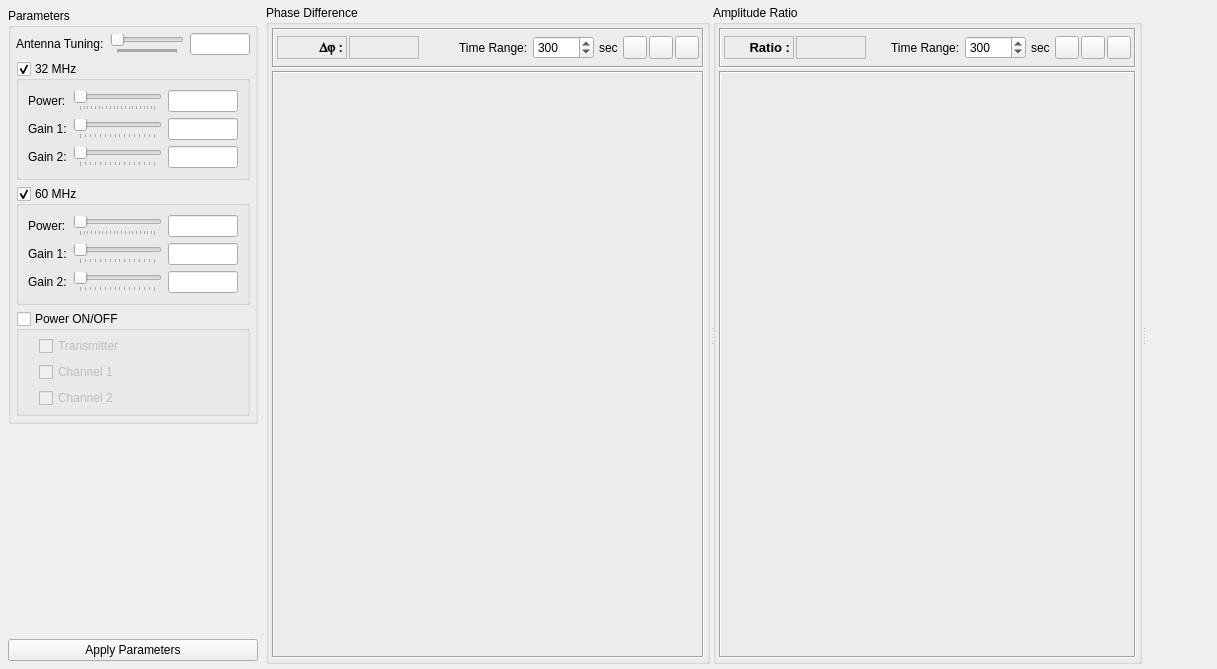
The window that LoggingTool_Manager/Widgets/sdsp_widget.ui (Osechkin/LoggingTool_Manager3) describes before a commit, drawn with Qt 5.
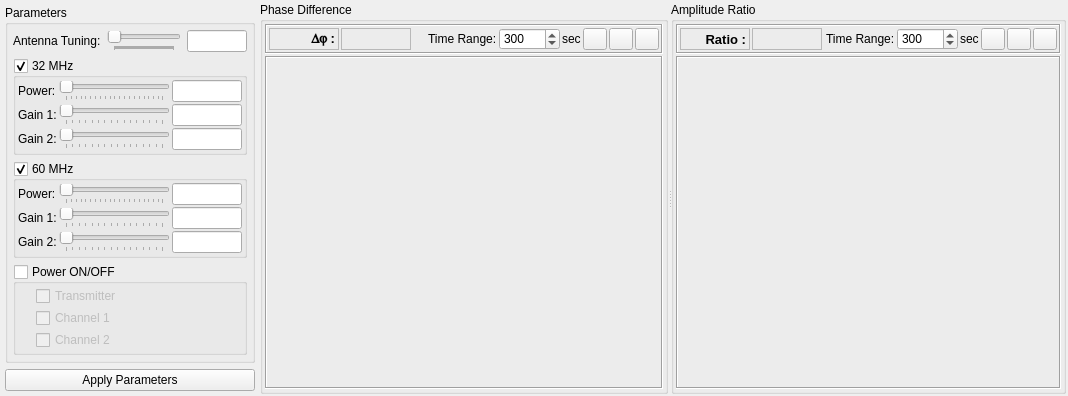
The same window after the commit. Custom widgets are drawn as their Qt base class.

The edit to the form file:
```diff
--- a/LoggingTool_Manager/Widgets/sdsp_widget.ui
+++ b/LoggingTool_Manager/Widgets/sdsp_widget.ui
@@ -6,8 +6,8 @@
    <rect>
     <x>0</x>
     <y>0</y>
-    <width>1217</width>
-    <height>669</height>
+    <width>1068</width>
+    <height>387</height>
    </rect>
   </property>
   <property name="windowTitle">
@@ -15,19 +15,19 @@
   </property>
   <layout class="QGridLayout" name="gridLayout_9">
    <property name="leftMargin">
-    <number>5</number>
+    <number>2</number>
    </property>
    <property name="topMargin">
-    <number>5</number>
+    <number>2</number>
    </property>
    <property name="rightMargin">
-    <number>5</number>
+    <number>2</number>
    </property>
    <property name="bottomMargin">
-    <number>5</number>
+    <number>2</number>
    </property>
-   <property name="horizontalSpacing">
-    <number>5</number>
+   <property name="spacing">
+    <number>2</number>
    </property>
    <item row="0" column="0">
     <widget class="QFrame" name="frameParams">
@@ -110,13 +110,16 @@
              <number>20</number>
             </property>
             <property name="topMargin">
-             <number>5</number>
+             <number>2</number>
             </property>
             <property name="rightMargin">
-             <number>5</number>
+             <number>2</number>
             </property>
             <property name="bottomMargin">
-             <number>5</number>
+             <number>2</number>
+            </property>
+            <property name="spacing">
+             <number>2</number>
             </property>
             <item row="0" column="0">
              <widget class="QCheckBox" name="chboxTransmitter">
@@ -157,6 +160,21 @@
             <bool>true</bool>
            </property>
            <layout class="QGridLayout" name="gridLayout_2">
+            <property name="leftMargin">
+             <number>2</number>
+            </property>
+            <property name="topMargin">
+             <number>2</number>
+            </property>
+            <property name="rightMargin">
+             <number>2</number>
+            </property>
+            <property name="bottomMargin">
+             <number>2</number>
+            </property>
+            <property name="spacing">
+             <number>2</number>
+            </property>
             <item row="0" column="0">
              <widget class="QLabel" name="lblPower60">
               <property name="text">
@@ -313,8 +331,20 @@
             <bool>true</bool>
            </property>
            <layout class="QGridLayout" name="gridLayout">
-            <property name="verticalSpacing">
-             <number>6</number>
+            <property name="leftMargin">
+             <number>2</number>
+            </property>
+            <property name="topMargin">
+             <number>2</number>
+            </property>
+            <property name="rightMargin">
+             <number>2</number>
+            </property>
+            <property name="bottomMargin">
+             <number>2</number>
+            </property>
+            <property name="spacing">
+             <number>2</number>
             </property>
             <item row="0" column="0">
              <widget class="QLabel" name="lblPower32">
@@ -530,14 +560,14 @@
         <item>
          <widget class="QPushButton" name="pbtApply">
           <property name="sizePolicy">
-           <sizepolicy hsizetype="Preferred" vsizetype="Fixed">
+           <sizepolicy hsizetype="Expanding" vsizetype="Fixed">
             <horstretch>0</horstretch>
             <verstretch>0</verstretch>
            </sizepolicy>
           </property>
           <property name="minimumSize">
            <size>
-            <width>120</width>
+            <width>0</width>
             <height>0</height>
            </size>
           </property>
@@ -579,7 +609,7 @@
       </property>
       <property name="minimumSize">
        <size>
-        <width>400</width>
+        <width>0</width>
         <height>0</height>
        </size>
       </property>
@@ -593,19 +623,19 @@
       </property>
       <layout class="QGridLayout" name="gridLayout_7">
        <property name="leftMargin">
-        <number>3</number>
+        <number>2</number>
        </property>
        <property name="topMargin">
-        <number>3</number>
+        <number>2</number>
        </property>
        <property name="rightMargin">
-        <number>3</number>
+        <number>2</number>
        </property>
        <property name="bottomMargin">
-        <number>3</number>
+        <number>2</number>
        </property>
-       <property name="verticalSpacing">
-        <number>3</number>
+       <property name="spacing">
+        <number>2</number>
        </property>
        <item row="1" column="0">
         <widget class="QFrame" name="framePlotPhase">
@@ -651,13 +681,13 @@
          <property name="minimumSize">
           <size>
            <width>0</width>
-           <height>40</height>
+           <height>30</height>
           </size>
          </property>
          <property name="maximumSize">
           <size>
            <width>16777215</width>
-           <height>40</height>
+           <height>30</height>
           </size>
          </property>
          <property name="frameShape">
@@ -668,19 +698,19 @@
          </property>
          <layout class="QGridLayout" name="gridLayout_10">
           <property name="leftMargin">
-           <number>3</number>
+           <number>2</number>
           </property>
           <property name="topMargin">
-           <number>3</number>
+           <number>2</number>
           </property>
           <property name="rightMargin">
-           <number>3</number>
+           <number>2</number>
           </property>
           <property name="bottomMargin">
-           <number>3</number>
+           <number>2</number>
           </property>
-          <property name="horizontalSpacing">
-           <number>5</number>
+          <property name="spacing">
+           <number>2</number>
           </property>
           <item row="0" column="0">
            <layout class="QHBoxLayout" name="horizontalLayout_4">
@@ -767,7 +797,7 @@
           <item row="0" column="2">
            <layout class="QHBoxLayout" name="horizontalLayout_7">
             <property name="spacing">
-             <number>5</number>
+             <number>2</number>
             </property>
             <item>
              <widget class="QLabel" name="lblPhaseTRange">
@@ -861,7 +891,7 @@
       </property>
       <property name="minimumSize">
        <size>
-        <width>400</width>
+        <width>0</width>
         <height>0</height>
        </size>
       </property>
@@ -875,32 +905,32 @@
       </property>
       <layout class="QGridLayout" name="gridLayout_6">
        <property name="leftMargin">
-        <number>3</number>
+        <number>2</number>
        </property>
        <property name="topMargin">
-        <number>3</number>
+        <number>2</number>
        </property>
        <property name="rightMargin">
-        <number>3</number>
+        <number>2</number>
        </property>
        <property name="bottomMargin">
-        <number>3</number>
+        <number>2</number>
        </property>
-       <property name="verticalSpacing">
-        <number>3</number>
+       <property name="spacing">
+        <number>2</number>
        </property>
        <item row="0" column="0">
         <widget class="QFrame" name="frameToolsAmplitude">
          <property name="minimumSize">
           <size>
            <width>0</width>
-           <height>40</height>
+           <height>30</height>
           </size>
          </property>
          <property name="maximumSize">
           <size>
            <width>16777215</width>
-           <height>40</height>
+           <height>30</height>
           </size>
          </property>
          <property name="frameShape">
@@ -911,19 +941,19 @@
          </property>
          <layout class="QGridLayout" name="gridLayout_11">
           <property name="leftMargin">
-           <number>3</number>
+           <number>2</number>
           </property>
           <property name="topMargin">
-           <number>3</number>
+           <number>2</number>
           </property>
           <property name="rightMargin">
-           <number>3</number>
+           <number>2</number>
           </property>
           <property name="bottomMargin">
-           <number>3</number>
+           <number>2</number>
           </property>
-          <property name="horizontalSpacing">
-           <number>5</number>
+          <property name="spacing">
+           <number>2</number>
           </property>
           <item row="0" column="0">
            <layout class="QHBoxLayout" name="horizontalLayout_5">
@@ -1010,7 +1040,7 @@
           <item row="0" column="2">
            <layout class="QHBoxLayout" name="horizontalLayout_8">
             <property name="spacing">
-             <number>5</number>
+             <number>2</number>
             </property>
             <item>
              <widget class="QLabel" name="lblAmplTRange">
@@ -1129,14 +1159,6 @@
        </item>
       </layout>
      </widget>
-     <widget class="QFrame" name="frame">
-      <property name="frameShape">
-       <enum>QFrame::NoFrame</enum>
-      </property>
-      <property name="frameShadow">
-       <enum>QFrame::Raised</enum>
-      </property>
-     </widget>
     </widget>
    </item>
   </layout>
```
